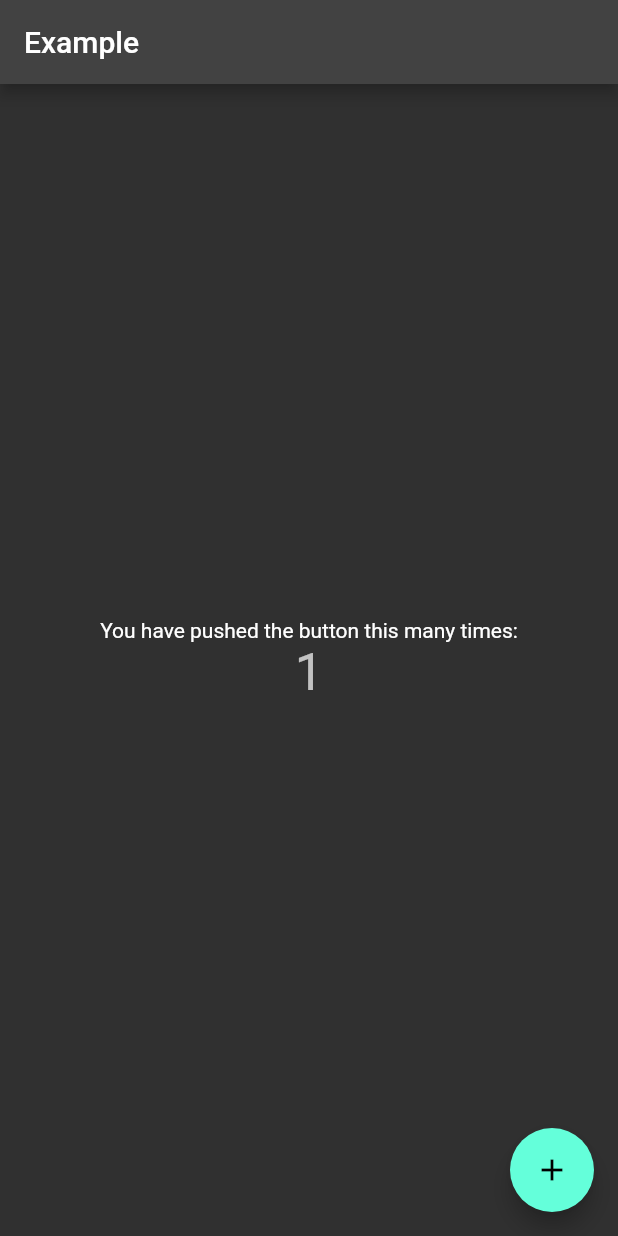
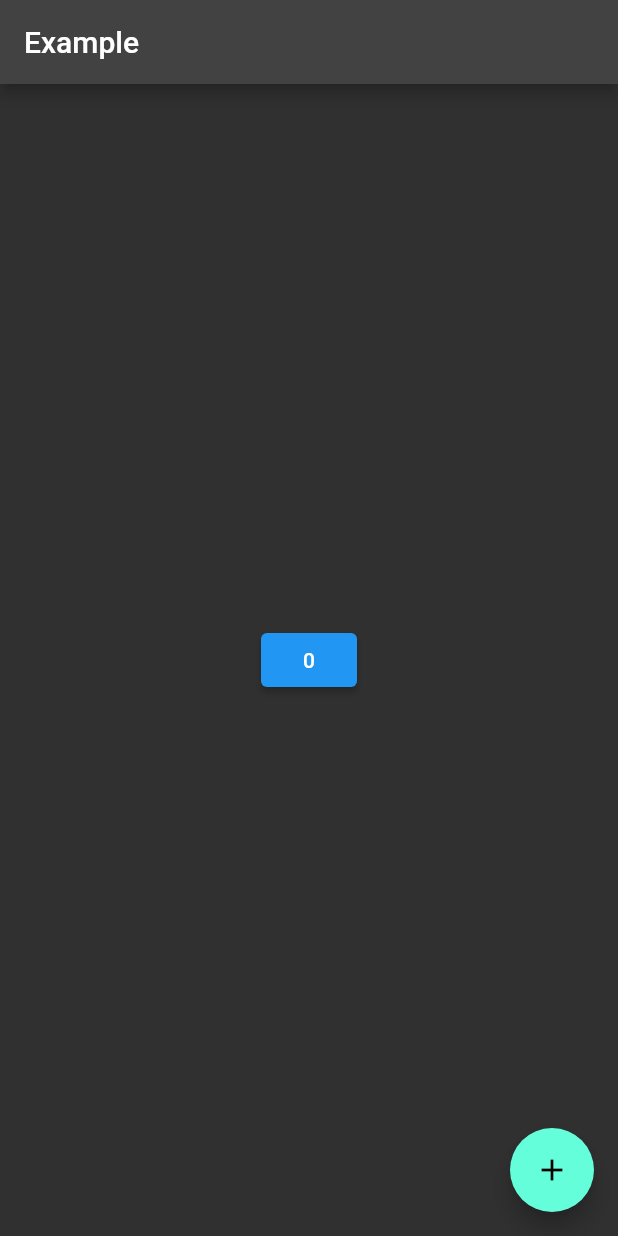
Before and after one commit to kody-liou/flutter_demo_app, a Flutter app: the screen it shows after launch, after a tap on the "add" icon, on a phone screen of 412 x 824 dp. Run offline on Flutter 3.47's test engine with Material 2 defaults, Android fonts, the phone set to English and light mode, and no system bars; our stand-ins replace nanoid.

Commit message:
Click blue button can't update count immediately

```diff
--- a/lib/main.dart
+++ b/lib/main.dart
@@ -11,7 +11,7 @@ void main() {
     /// can use [MyApp] while mocking the providers
     MultiProvider(
       providers: [
-        ChangeNotifierProvider(create: (_) => Counter()),
+        ChangeNotifierProvider(create: (_) => CountersModel()),
       ],
       child: const MyApp(),
     ),
@@ -36,6 +36,9 @@ class MyHomePage extends StatelessWidget {
 
   @override
   Widget build(BuildContext context) {
+    var countersSet = context.select<CountersModel, Set<Counter>>(
+        (model) => model.countersMap.values.toSet());
+    var countersModel = context.read<CountersModel>();
     return Scaffold(
       appBar: AppBar(
         title: const Text('Example'),
@@ -44,16 +47,7 @@ class MyHomePage extends StatelessWidget {
         child: Column(
           mainAxisSize: MainAxisSize.min,
           mainAxisAlignment: MainAxisAlignment.center,
-          children: const <Widget>[
-            Text('You have pushed the button this many times:'),
-
-            /// Extracted as a separate widget for performance optimization.
-            /// As a separate widget, it will rebuild independently from [MyHomePage].
-            ///
-            /// This is totally optional (and rarely needed).
-            /// Similarly, we could also use [Consumer] or [Selector].
-            Count(),
-          ],
+          children: countersSet.map((counter) => Count(counter)).toList(),
         ),
       ),
       floatingActionButton: FloatingActionButton(
@@ -61,7 +55,7 @@ class MyHomePage extends StatelessWidget {
 
         /// Calls `context.read` instead of `context.watch` so that it does not rebuild
         /// when [Counter] changes.
-        onPressed: () => context.read<Counter>().increment(),
+        onPressed: countersModel.createCounter,
         tooltip: 'Increment',
         child: const Icon(Icons.add),
       ),
@@ -70,15 +64,11 @@ class MyHomePage extends StatelessWidget {
 }
 
 class Count extends StatelessWidget {
-  const Count({Key? key}) : super(key: key);
-
+  const Count(this.counter, {Key? key}) : super(key: key);
+  final Counter counter;
   @override
   Widget build(BuildContext context) {
-    return Text(
-
-        /// Calls `context.watch` to make [Count] rebuild when [Counter] changes.
-        '${context.watch<Counter>().count}',
-        key: const Key('counterState'),
-        style: Theme.of(context).textTheme.headline4);
+    return ElevatedButton(
+        onPressed: counter.increment, child: Text('${counter.count}'));
   }
 }
--- a/lib/models/counter.dart
+++ b/lib/models/counter.dart
@@ -1,20 +1,23 @@
 import 'package:flutter/foundation.dart';
+import 'package:nanoid/nanoid.dart';
 
-/// Mix-in [DiagnosticableTreeMixin] to have access to [debugFillProperties] for the devtool
-class Counter with ChangeNotifier, DiagnosticableTreeMixin {
-  int _count = 0;
-
-  int get count => _count;
+class Counter {
+  String id;
+  int count;
 
   void increment() {
-    _count++;
+    count++;
+  }
+
+  Counter(this.id, this.count);
+}
+
+class CountersModel with ChangeNotifier {
+  Map<String, Counter> countersMap = {};
+
+  void createCounter() {
+    var id = nanoid();
+    countersMap[id] = Counter(id, 0);
     notifyListeners();
   }
-
-  /// Makes `Counter` readable inside the devtools by listing all of its properties
-  @override
-  void debugFillProperties(DiagnosticPropertiesBuilder properties) {
-    super.debugFillProperties(properties);
-    properties.add(IntProperty('count', count));
-  }
 }
--- a/pubspec.yaml
+++ b/pubspec.yaml
@@ -35,6 +35,7 @@ dependencies:
   # Use with the CupertinoIcons class for iOS style icons.
   cupertino_icons: ^1.0.2
   provider: ^6.0.2
+  nanoid: ^1.0.0
 dev_dependencies:
   flutter_test:
     sdk: flutter
```
Also changed, not shown: pubspec.lock.
